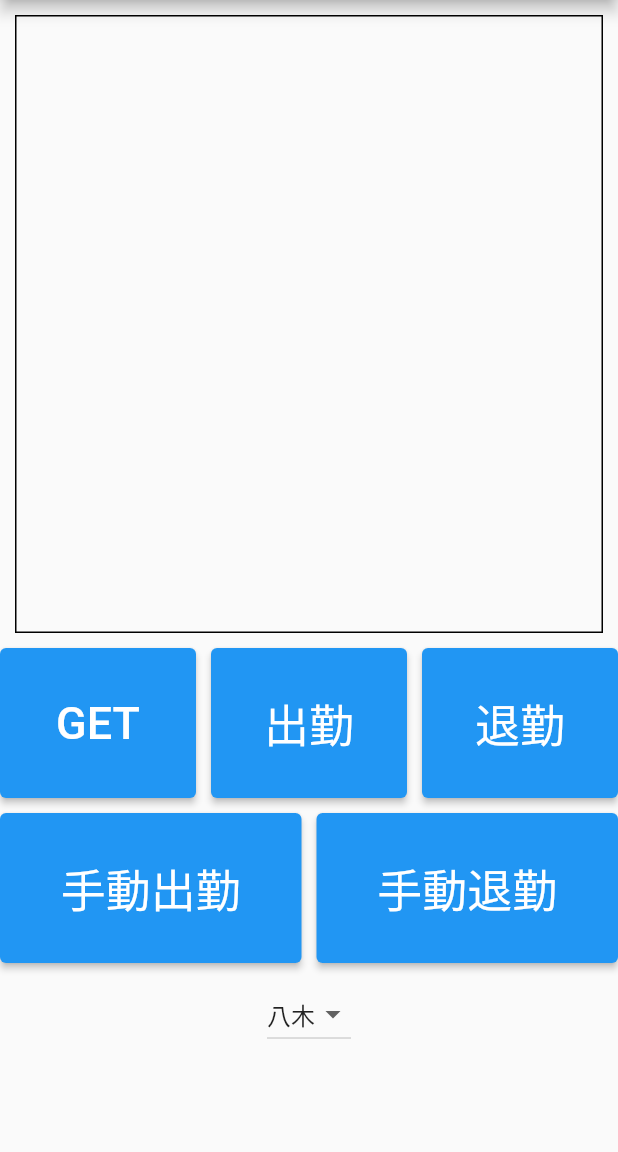
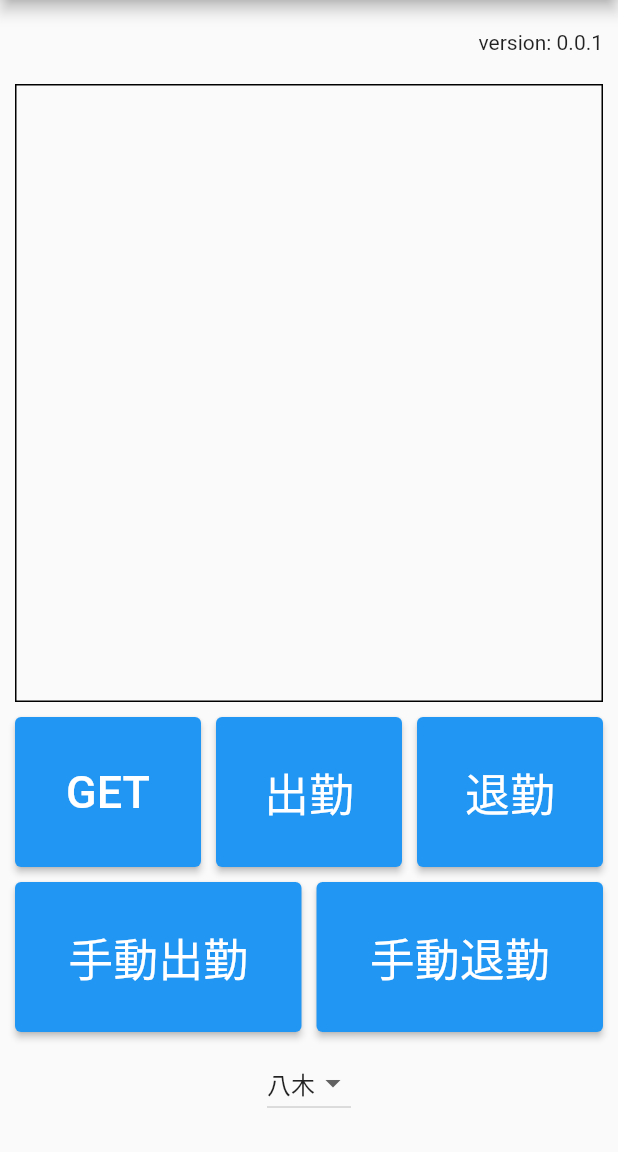
Before and after one commit to tyagiwork0419/attendance_manager, a Flutter app: the screen it shows after launch, on a phone screen of 412 x 824 dp, the part 84-1236 px from its top. Run offline on Flutter 3.47's test engine with Material 2 defaults, Android fonts, the phone set to English and light mode, and no system bars.

Commit message:
add version

```diff
--- a/lib/ui/my_home_page.dart
+++ b/lib/ui/my_home_page.dart
@@ -25,6 +25,11 @@ class MyHomePage extends StatefulWidget {
 }
 
 class _MyHomePageState extends State<MyHomePage> {
+  final String version = '0.0.1';
+
+  final String apiUrl =
+      'https://script.googleapis.com/v1/scripts/AKfycby1gGxnJF3V2GwXxZUPRg8EzvBkMKHJD5BUgl-ox1f1bmTHWhqiDTeZ10OkQh-a-ewW:run';
+
   final String scope =
       'https://www.googleapis.com/auth/spreadsheets.currentonly';
   final String tokenUrl = 'https://oauth2.googleapis.com/token';
@@ -33,8 +38,6 @@ class _MyHomePageState extends State<MyHomePage> {
   final String clientSecret = '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';
   final String refreshToken =
       '1//04XRNXaZDiVi0CgYIARAAGAQSNwF-L9Ir9VhSIX3NuGEv6q2cbtfaYmwbPapfd815IMEjnfgRBMdMm4HaACuuvbVAL2Fui8ftT34';
-  final String apiUrl =
-      'https://script.googleapis.com/v1/scripts/AKfycby1gGxnJF3V2GwXxZUPRg8EzvBkMKHJD5BUgl-ox1f1bmTHWhqiDTeZ10OkQh-a-ewW:run';
 
   late List<Widget> _textList;
 
@@ -46,6 +49,9 @@ class _MyHomePageState extends State<MyHomePage> {
   final List<String> nameList = <String>['八木', '大滝'];
   late String dropdownValue;
   late TimeOfDay selectedTime;
+
+  final EdgeInsets topBottomPadding = const EdgeInsets.fromLTRB(0,10,0,10);
+  final EdgeInsets allPadding = const EdgeInsets.all(10);
 
   @override
   void initState() {
@@ -132,13 +138,19 @@ class _MyHomePageState extends State<MyHomePage> {
           // the App.build method, and use it to set our appbar title.
           title: Text(widget.title),
         ),
-        body: SingleChildScrollView(
+        body: Padding(
+          padding: allPadding,
           child: Center(
               // Center is a layout widget. It takes a single child and positions it
               // in the middle of the parent.
-              child: Column(children: [
+              child: Column(
+                children: [
+                  Padding(padding: topBottomPadding,
+                  child: Align(
+                    alignment: Alignment.centerRight,
+                    child: Text('version: $version'))),
             Padding(
-                padding: EdgeInsets.all(10),
+                padding: topBottomPadding,
                 child: SizedBox(
                     width: double.infinity,
                     height: MediaQuery.of(context).size.height * 0.5,
```
